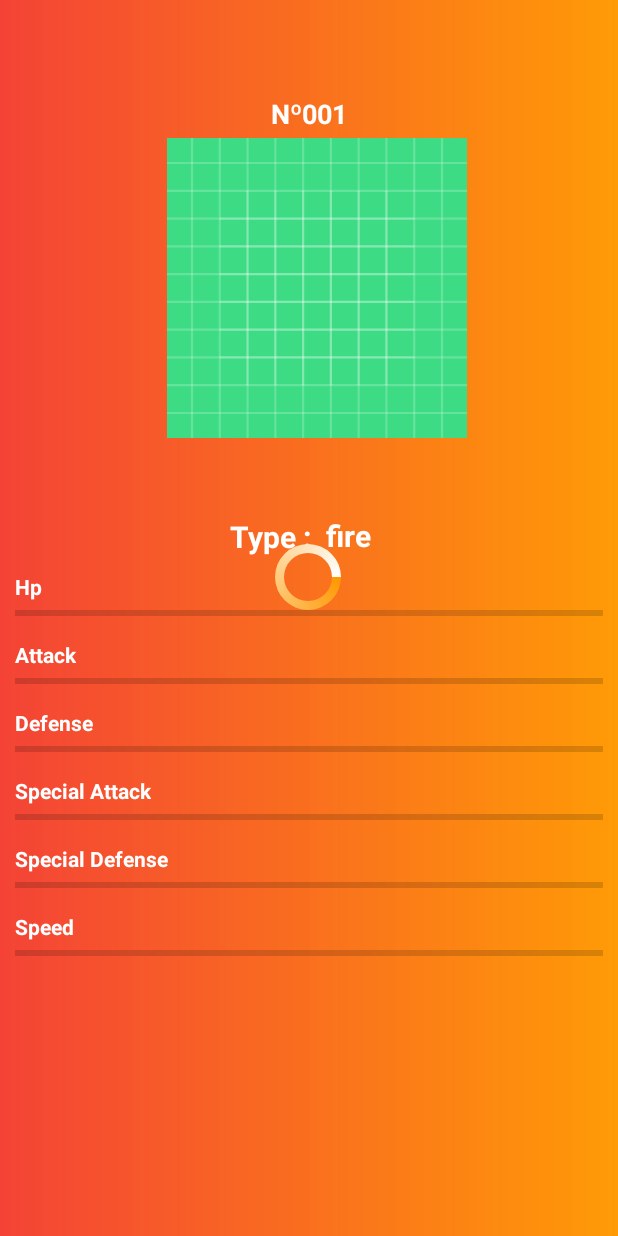
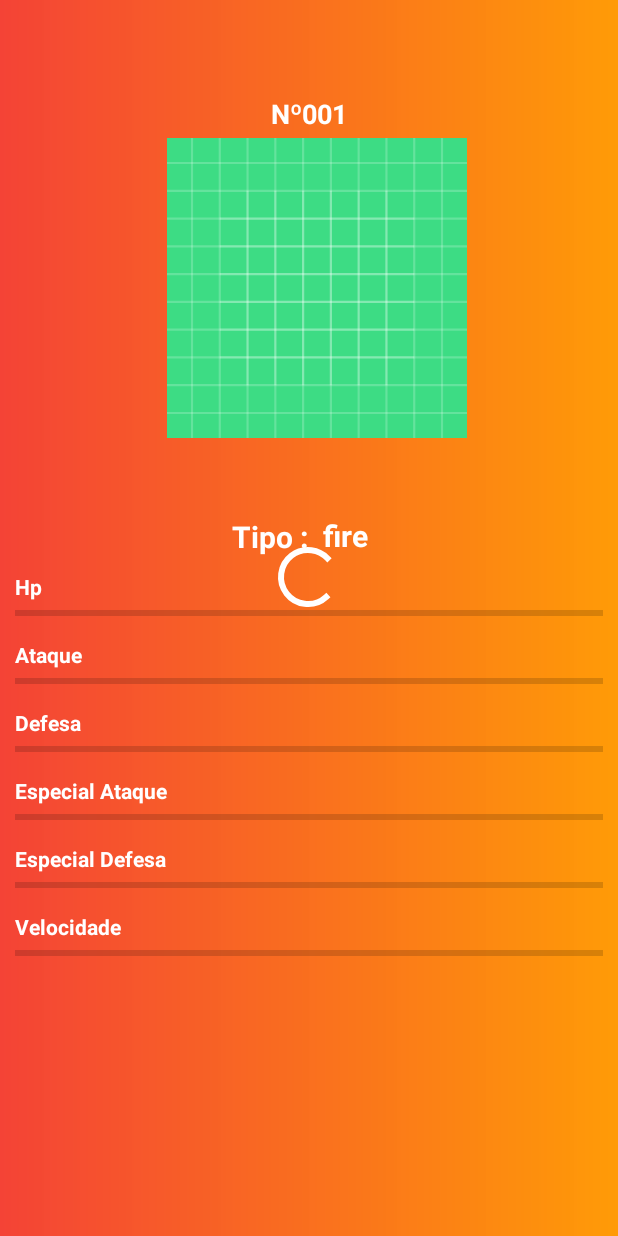
Before and after one commit to Alexlesk27/Pokedex2, an Android app: the layout fragment_details.xml on its own in the app's theme, with its tools: preview values and no code run, on a phone screen of 412 x 824 dp. Run offline under Robolectric (Android 15) with nearby library versions, the phone set to English and light mode, and no system bars.

Commit message:
refactor code

```diff
--- a/app/src/main/java/com/example/pokedex/features/home/HomeAdapter.kt
+++ b/app/src/main/java/com/example/pokedex/features/home/HomeAdapter.kt
@@ -27,10 +27,8 @@ class HomeAdapter(
 
     inner class HomeViewHolder(private val binding: ItemPokemonBinding) :
         RecyclerView.ViewHolder(binding.root) {
-        private val nameBinding = binding.nameTextView
-
         fun bind(pokemon: Pokemon) {
-            nameBinding.text = pokemon.name
+            binding.nameTextView.text = pokemon.name
             binding.image.setOnClickListener {
                 onclick(pokemon)
             }
--- a/app/src/main/res/layout/fragment_details.xml
+++ b/app/src/main/res/layout/fragment_details.xml
@@ -20,7 +20,7 @@
             android:textSize="18sp"
             android:textStyle="bold"
             app:layout_constraintBottom_toTopOf="@id/image_pokemon_details"
-            app:layout_constraintEnd_toStartOf="@+id/id_pokemon"
+            app:layout_constraintEnd_toStartOf="@id/id_pokemon"
             app:layout_constraintHorizontal_bias="0.5"
             app:layout_constraintHorizontal_chainStyle="packed"
             app:layout_constraintStart_toStartOf="parent"
@@ -37,7 +37,7 @@
             app:layout_constraintBottom_toTopOf="@id/image_pokemon_details"
             app:layout_constraintEnd_toEndOf="parent"
             app:layout_constraintHorizontal_bias="0.5"
-            app:layout_constraintStart_toEndOf="@+id/id_pokemon_title"
+            app:layout_constraintStart_toEndOf="@id/id_pokemon_title"
             tools:ignore="MissingConstraints"
             tools:text="001" />
 
@@ -50,7 +50,8 @@
             app:layout_constraintHorizontal_bias="0.526"
             app:layout_constraintStart_toStartOf="parent"
             app:layout_constraintTop_toTopOf="parent"
-            tools:srcCompat="@drawable/ic_launcher_background" />
+            tools:srcCompat="@drawable/ic_launcher_background"
+            tools:ignore="ContentDescription" />
 
         <TextView
             android:id="@+id/type_title"
@@ -293,7 +294,6 @@
             android:id="@+id/progressBar_container"
             android:layout_width="wrap_content"
             android:layout_height="wrap_content"
-            android:indeterminateDrawable="@drawable/progress_bar"
             app:layout_constraintBottom_toBottomOf="@id/progressBarAttack"
             app:layout_constraintEnd_toEndOf="@id/image_pokemon_details"
             app:layout_constraintHorizontal_bias="0.46"
--- a/app/src/main/res/values/strings.xml
+++ b/app/src/main/res/values/strings.xml
@@ -7,12 +7,12 @@
 
     <!-- DetailsLayoutsStrigs   -->
     <string name="id_pokemon_title">Nº</string>
-    <string name="type_title">Type :</string>
-    <string name="speed_title">Speed</string>
+    <string name="type_title">Tipo :</string>
+    <string name="speed_title">Velocidade</string>
     <string name="hp_title">Hp</string>
-    <string name="attack_title">Attack</string>
-    <string name="defense_title">Defense</string>
-    <string name="especial_attack">Special Attack</string>
-    <string name="especial_defense">Special Defense</string>
+    <string name="attack_title">Ataque</string>
+    <string name="defense_title">Defesa</string>
+    <string name="especial_attack">Especial Ataque</string>
+    <string name="especial_defense">Especial Defesa</string>
 
 </resources>
```
